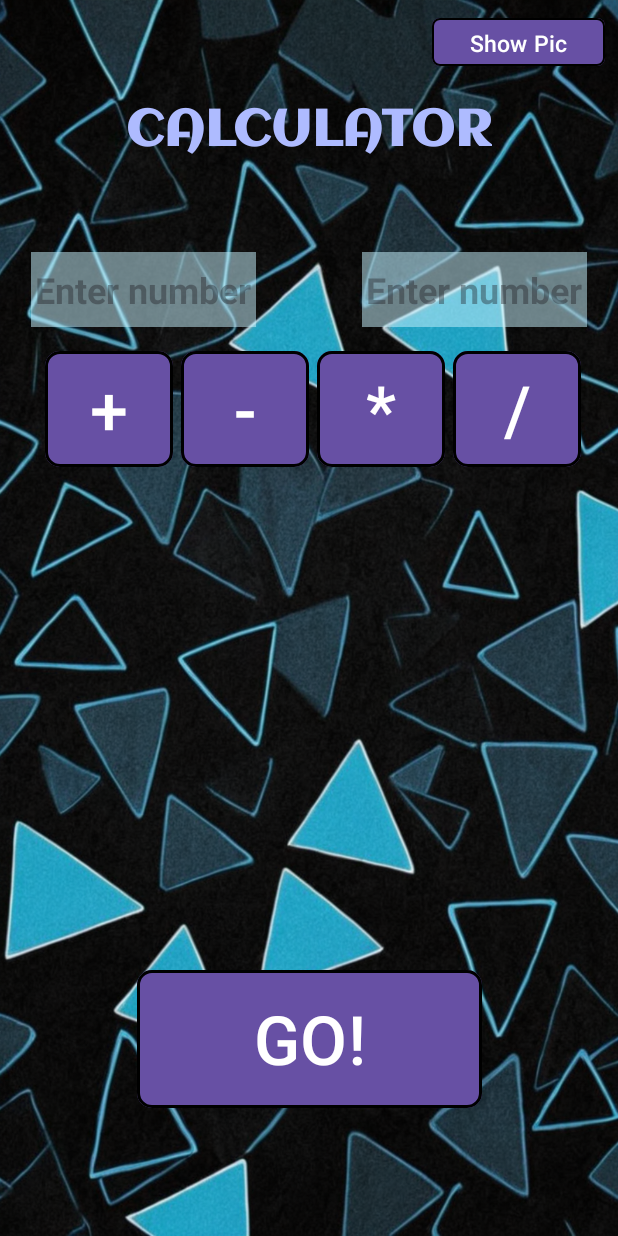
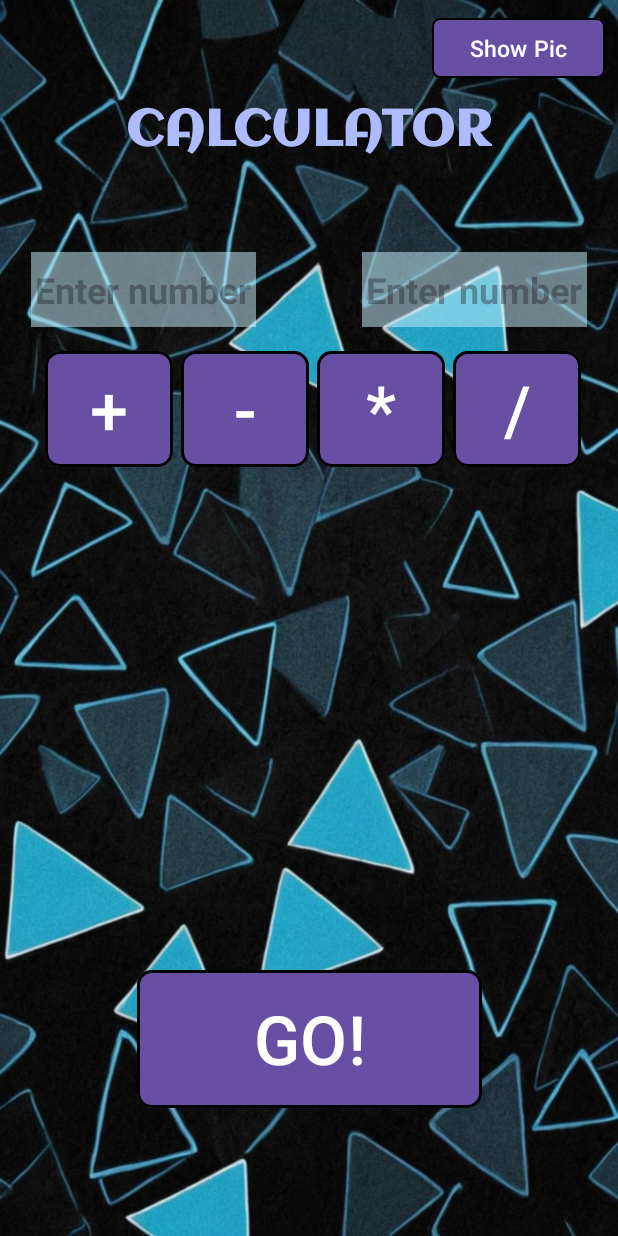
Before and after one commit to Vasiliy-Gorbunov/AndroidCalc, an Android app: the screen it shows after launch (MainActivity), on a phone screen of 412 x 824 dp. Run offline under Robolectric (Android 15) with nearby library versions, the light colour scheme and no system bars.

Commit message:
small button fix

```diff
--- a/app/src/main/res/layout/activity_main.xml
+++ b/app/src/main/res/layout/activity_main.xml
@@ -169,7 +169,7 @@
     <Button
         android:id="@+id/showPic"
         android:layout_width="115sp"
-        android:layout_height="40sp"
+        android:layout_height="48sp"
         android:onClick="goToPicActivity"
         android:text="@string/showPic"
         android:textSize="15sp"
```
